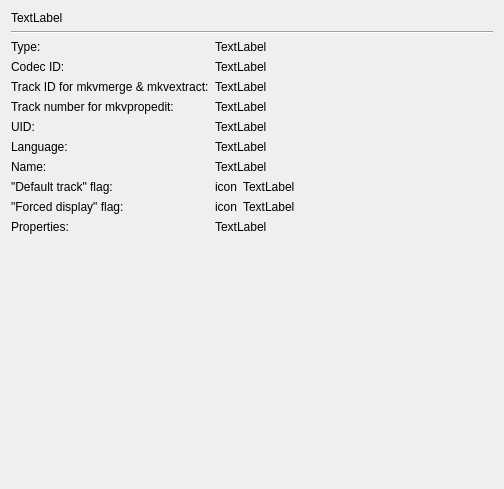
Qt form src/mkvtoolnix-gui/forms/header_editor/track_type_page.ui (jpsdr/MKVToolnix-Windows-7) before a commit.
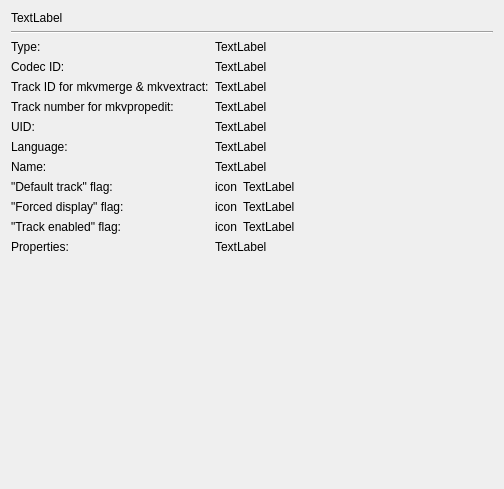
The same form after that commit.

Commit message:
GUI: headers: add "track enabled" flag to tree view & track overview page
Implements #3228.

```diff
--- a/src/mkvtoolnix-gui/forms/header_editor/track_type_page.ui
+++ b/src/mkvtoolnix-gui/forms/header_editor/track_type_page.ui
@@ -290,13 +290,50 @@
       </layout>
      </item>
      <item row="9" column="0">
+      <widget class="QLabel" name="m_lEnabledTrackFlagLabel">
+       <property name="text">
+        <string>&quot;Track enabled&quot; flag:</string>
+       </property>
+      </widget>
+     </item>
+     <item row="9" column="1">
+      <layout class="QHBoxLayout" name="horizontalLayout_3">
+       <item>
+        <widget class="QLabel" name="m_iEnabledTrackFlag">
+         <property name="text">
+          <string notr="true">icon</string>
+         </property>
+        </widget>
+       </item>
+       <item>
+        <widget class="QLabel" name="m_lEnabledTrackFlag">
+         <property name="sizePolicy">
+          <sizepolicy hsizetype="Expanding" vsizetype="Preferred">
+           <horstretch>0</horstretch>
+           <verstretch>0</verstretch>
+          </sizepolicy>
+         </property>
+         <property name="text">
+          <string notr="true">TextLabel</string>
+         </property>
+         <property name="textFormat">
+          <enum>Qt::PlainText</enum>
+         </property>
+         <property name="textInteractionFlags">
+          <set>Qt::LinksAccessibleByMouse|Qt::TextSelectableByMouse</set>
+         </property>
+        </widget>
+       </item>
+      </layout>
+     </item>
+     <item row="10" column="0">
       <widget class="QLabel" name="m_lPropertiesLabel">
        <property name="text">
         <string>Properties:</string>
        </property>
       </widget>
      </item>
-     <item row="9" column="1">
+     <item row="10" column="1">
       <widget class="QLabel" name="m_lProperties">
        <property name="sizePolicy">
         <sizepolicy hsizetype="Expanding" vsizetype="Preferred">
```
The commit also changes 4 other files.
